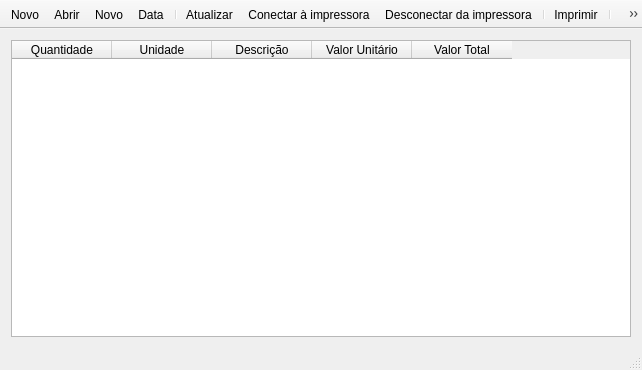
Above: mainwindow.ui from leidensj/BKVale before the change. Below: the same form after it.
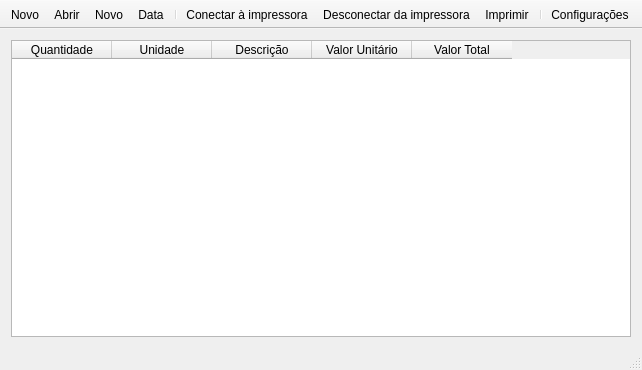
That is the form after the change. Icons and pictures are not drawn.

Patch:
```diff
--- a/mainwindow.ui
+++ b/mainwindow.ui
@@ -104,10 +104,8 @@
    <addaction name="actionAdd"/>
    <addaction name="actionCalendar"/>
    <addaction name="separator"/>
-   <addaction name="actionRefresh"/>
    <addaction name="actionConnect"/>
    <addaction name="actionDisconnect"/>
-   <addaction name="separator"/>
    <addaction name="actionPrint"/>
    <addaction name="separator"/>
    <addaction name="actionSettings"/>
@@ -158,15 +156,6 @@
     <string>Ctrl+P</string>
    </property>
   </action>
-  <action name="actionRefresh">
-   <property name="icon">
-    <iconset resource="icons.qrc">
-     <normaloff>:/icons/res/refresh.png</normaloff>:/icons/res/refresh.png</iconset>
-   </property>
-   <property name="text">
-    <string>Atualizar</string>
-   </property>
-  </action>
   <action name="actionCalendar">
    <property name="icon">
     <iconset resource="icons.qrc">
```
